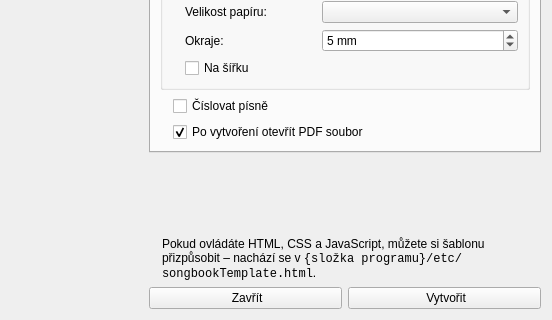
Before: the Qt Designer form src/importexport/documentgenerationdialog.ui in CZDanol/StrawLumen, drawn with Qt 5; both pictures show x 444 to 996 and y 298 to 618 of the 996 by 618 pixel window.
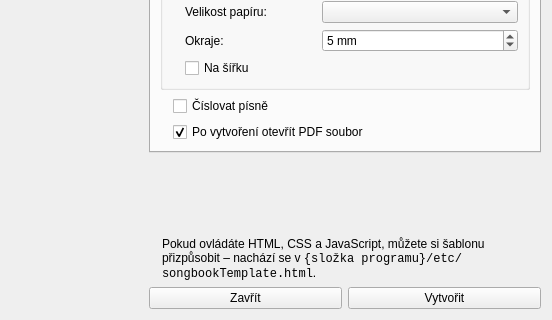
After: the same form once the commit is applied. Icons and pictures are not drawn. Custom widgets are drawn as their Qt base class.

The edit to the form file:
```diff
--- a/src/importexport/documentgenerationdialog.ui
+++ b/src/importexport/documentgenerationdialog.ui
@@ -498,7 +498,7 @@
         <item>
          <widget class="QPushButton" name="btnStorno">
           <property name="text">
-           <string> Zavřít</string>
+           <string>Zavřít</string>
           </property>
           <property name="icon">
            <iconset resource="../../res/resources.qrc">
@@ -512,7 +512,7 @@
         <item>
          <widget class="QPushButton" name="btnGenerate">
           <property name="text">
-           <string> Vytvořit</string>
+           <string>Vytvořit</string>
           </property>
           <property name="icon">
            <iconset resource="../../res/resources.qrc">
```
